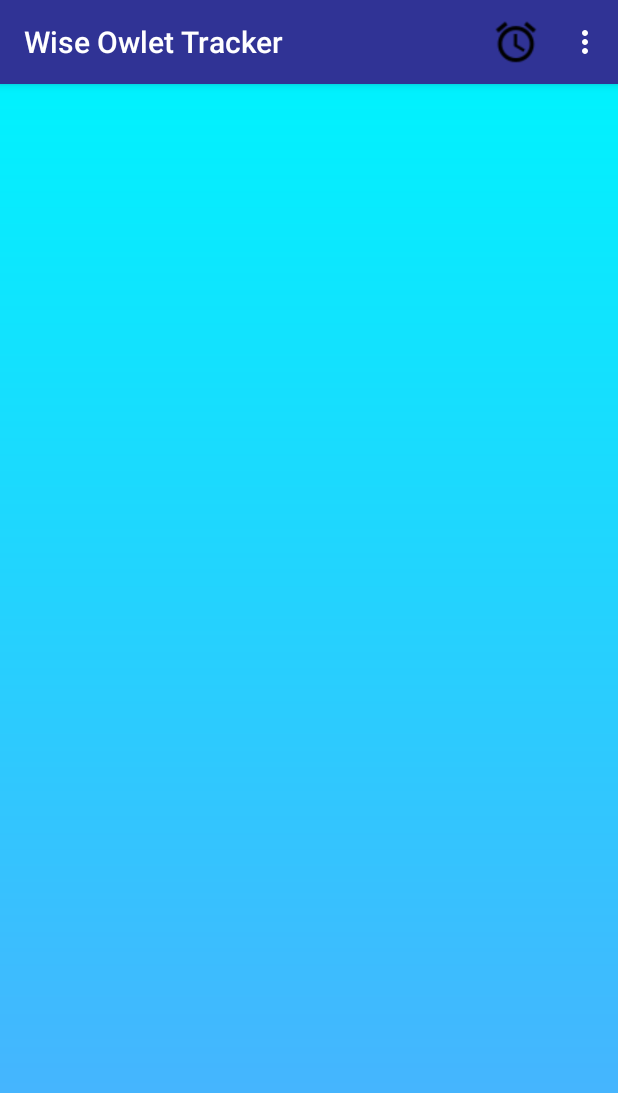
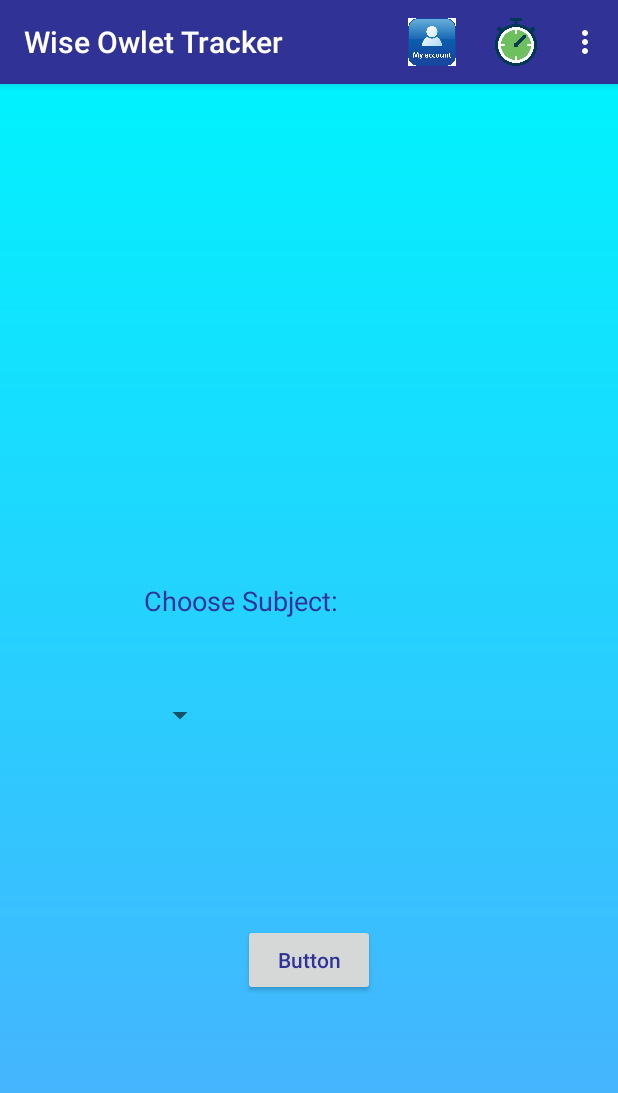
Before and after one commit to flannerymoira/WiseOwletTracker, an Android app: the AddStudyLog screen opened directly, with no data from a screen before it, on a phone screen of 412 x 824 dp. Shown: the top 1093 px of the screen. Run offline under Robolectric (Android 15) with nearby library versions, the phone set to English and light mode, and no system bars.

Commit message:
Add Study Log Icon.

```diff
--- a/app/src/main/AndroidManifest.xml
+++ b/app/src/main/AndroidManifest.xml
@@ -9,7 +9,8 @@
         android:roundIcon="@mipmap/ic_launcher_round"
         android:supportsRtl="true"
         android:theme="@style/AppTheme">
-        <activity android:name=".SetupSubjects"></activity>
+        <activity android:name=".StudentActivity"></activity>
+        <activity android:name=".SetupSubjects" />
         <activity android:name=".StudentRegistration" />
         <activity android:name=".Login" />
         <activity android:name=".StopWatch" />
--- a/app/src/main/java/com/example/wiseowlettracker/Login.java
+++ b/app/src/main/java/com/example/wiseowlettracker/Login.java
@@ -54,10 +54,10 @@ public class Login extends AppCompatActivity {
                         Boolean checkPassword = db.checkPassword(Email,Password);
                         if (checkPassword) {
                             Toast.makeText(getApplicationContext(), "Login succesful", Toast.LENGTH_SHORT).show();
-                            Intent log = new Intent(Login.this, AddStudyLog.class);
-                            startActivity(log);
+                            db.close();
+                            startActivity(new Intent(Login.this, StudentActivity.class));
                         } else {
-                            Toast.makeText(getApplicationContext(), "Incorrect Password", Toast.LENGTH_SHORT).show();
+                            Toast.makeText(getApplicationContext(), "Incorrect Password, please retry.", Toast.LENGTH_SHORT).show();
                         }
                     } else {
                         Toast.makeText(getApplicationContext(), "Log in failed", Toast.LENGTH_SHORT).show();
--- a/app/src/main/res/layout/activity_add_study_log.xml
+++ b/app/src/main/res/layout/activity_add_study_log.xml
@@ -7,4 +7,39 @@
     android:background="@drawable/gradient"
     tools:context=".AddStudyLog">
 
+    <TextView
+        android:id="@+id/textView"
+        android:layout_width="wrap_content"
+        android:layout_height="wrap_content"
+        android:layout_marginStart="96dp"
+        android:layout_marginLeft="96dp"
+        android:layout_marginTop="332dp"
+        android:text="@string/Subjects"
+        android:textColor="@color/colorPrimary"
+        android:textSize="18sp"
+        app:layout_constraintStart_toStartOf="parent"
+        app:layout_constraintTop_toTopOf="parent" />
+
+    <Spinner
+        android:id="@+id/subSpinner"
+        style="@style/Widget.AppCompat.Light.Spinner.DropDown.ActionBar"
+        android:layout_width="wrap_content"
+        android:layout_height="wrap_content"
+        android:layout_marginTop="52dp"
+        android:spinnerMode="dialog"
+        app:layout_constraintStart_toStartOf="@+id/textView"
+        app:layout_constraintTop_toBottomOf="@+id/textView" />
+
+    <Button
+        android:id="@+id/btn_log"
+        android:layout_width="wrap_content"
+        android:layout_height="wrap_content"
+        android:textAppearance="@style/TextAppearance.AppCompat.Body2"
+        android:textColor="@color/colorPrimary"
+        android:layout_marginBottom="160dp"
+        android:text="Button"
+        app:layout_constraintBottom_toBottomOf="parent"
+        app:layout_constraintEnd_toEndOf="parent"
+        app:layout_constraintStart_toStartOf="parent" />
+
 </androidx.constraintlayout.widget.ConstraintLayout>
--- a/app/src/main/res/layout/activity_login.xml
+++ b/app/src/main/res/layout/activity_login.xml
@@ -57,6 +57,8 @@ tools:context=".Login">
     android:layout_width="wrap_content"
     android:layout_height="wrap_content"
     android:layout_marginTop="24dp"
+    android:textAppearance="@style/TextAppearance.AppCompat.Body2"
+    android:textColor="@color/colorPrimary"
     android:text="@string/log_in"
     app:layout_constraintEnd_toEndOf="parent"
     app:layout_constraintStart_toStartOf="parent"
--- a/app/src/main/res/layout/activity_student_registration.xml
+++ b/app/src/main/res/layout/activity_student_registration.xml
@@ -99,6 +99,8 @@ tools:context=".StudentRegistration">
     android:layout_marginTop="480dp"
     android:layout_marginEnd="100dp"
     android:layout_marginRight="100dp"
+    android:textAppearance="@style/TextAppearance.AppCompat.Body2"
+    android:textColor="@color/colorPrimary"
     android:text="@string/btn_cont"
     app:layout_constraintEnd_toEndOf="parent"
     app:layout_constraintHorizontal_bias="0.0"
--- a/app/src/main/res/menu/menu_main.xml
+++ b/app/src/main/res/menu/menu_main.xml
@@ -12,7 +12,12 @@
         app:showAsAction="never" />
     <item
         android:id="@+id/item1"
-        android:icon="@drawable/stopwatch"
+        android:icon="@drawable/account"
+        android:title="@string/account"
+        app:showAsAction="ifRoom" />
+    <item
+        android:id="@+id/item2"
+        android:icon="@drawable/watch"
         android:title="@string/stopwatch"
         app:showAsAction="ifRoom" />
 </menu>
--- a/app/src/main/res/values/colors.xml
+++ b/app/src/main/res/values/colors.xml
@@ -3,4 +3,5 @@
     <color name="colorPrimary">#303395</color>
     <color name="colorPrimaryDark">#00574B</color>
     <color name="colorAccent">#D81B60</color>
+    <color name="Bluecolor">#4facfe</color>
 </resources>
--- a/build.gradle
+++ b/build.gradle
@@ -7,7 +7,7 @@ buildscript {
 
     }
     dependencies {
-        classpath 'com.android.tools.build:gradle:3.5.3'
+        classpath 'com.android.tools.build:gradle:3.6.0'
 
         // NOTE: Do not place your application dependencies here; they belong
         // in the individual module build.gradle files
```
Also changed, not shown: app/src/main/java/com/example/wiseowlettracker/DatabaseHelper.java (+14 -9 lines), app/src/main/java/com/example/wiseowlettracker/StudentActivity.java (added, +61 -0 lines), app/src/main/res/drawable/ilog.xml (added, +7 -0 lines), app/src/main/res/layout/activity_stop_watch.xml (+8 -0 lines), app/src/main/res/layout/activity_student.xml (added, +84 -0 lines), app/src/main/res/values/strings.xml (+7 -1 lines), app/src/main/res/drawable-ldpi/pen.png (added), app/src/main/res/drawable-v24/log_icon.png (added), app/src/main/res/drawable/account.png (added), app/src/main/res/drawable/log.png (added), app/src/main/res/drawable/watch.png (added), app/src/main/res/drawable/winking_owlet.png (added), gradle/wrapper/gradle-wrapper.properties.
